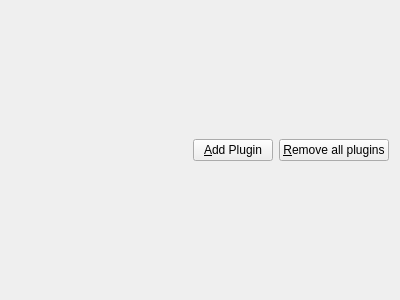
Before: the Qt Designer form analyzer/forms/PluginCenter.ui in jvesely/netsniffer, drawn with Qt 5.
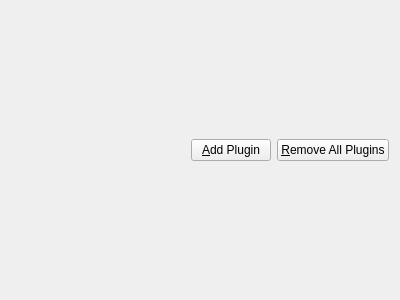
After: the same form once the commit is applied. Icons and pictures are not drawn.

Patch:
```diff
--- a/analyzer/forms/PluginCenter.ui
+++ b/analyzer/forms/PluginCenter.ui
@@ -52,7 +52,7 @@
         <string>Remove all plugins</string>
        </property>
        <property name="text">
-        <string>&amp;Remove all plugins</string>
+        <string>&amp;Remove All Plugins</string>
        </property>
        <property name="icon">
         <iconset resource="../res/images.qrc">
```
